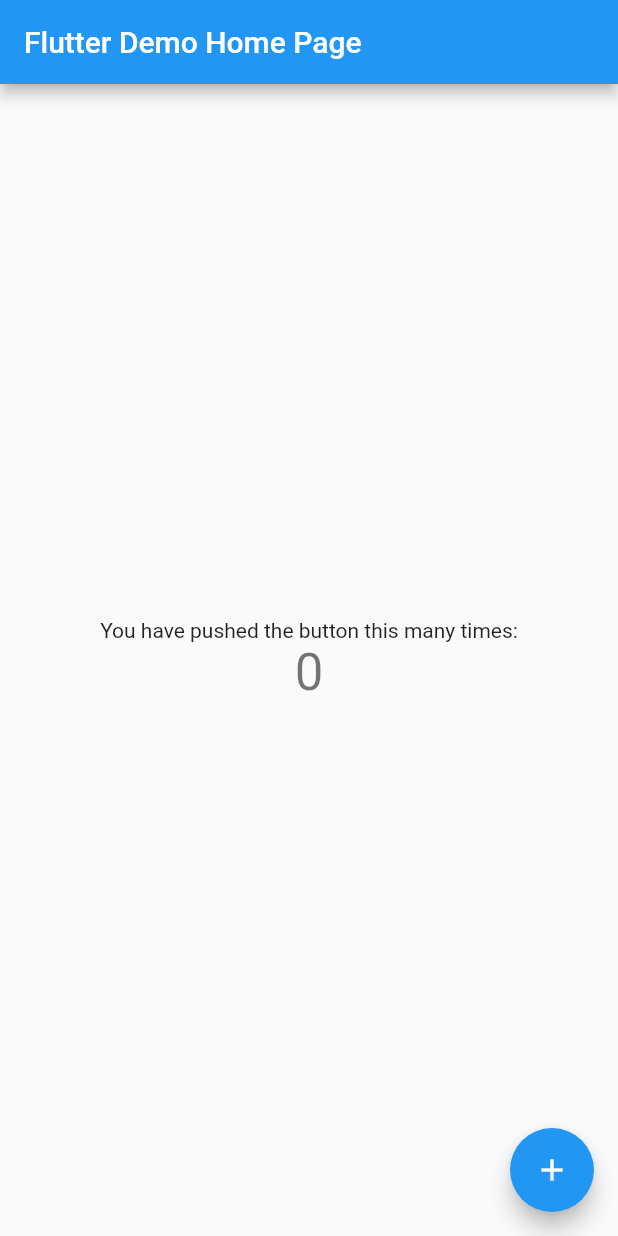
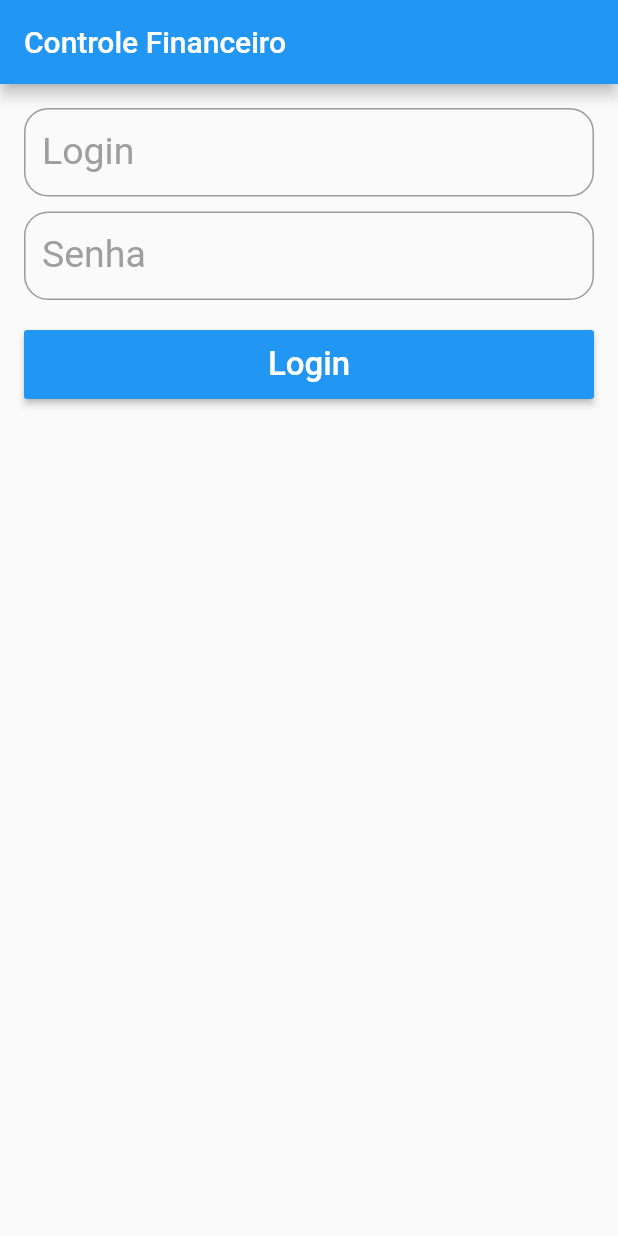
Before and after one commit to geanlima/controle, a Flutter app: the screen it shows after launch, on a phone screen of 412 x 824 dp. Run offline on Flutter 3.47's test engine with Material 2 defaults, Android fonts, the phone set to English and light mode, and no system bars.

Commit message:
Tela de Login e Criacao de Widgets para button e Text 15/12/2020 01:44

```diff
--- a/lib/main.dart
+++ b/lib/main.dart
@@ -1,3 +1,4 @@
+import 'package:controle/pages/login_page.dart';
 import 'package:flutter/material.dart';
 
 void main() {
@@ -5,113 +6,15 @@ void main() {
 }
 
 class MyApp extends StatelessWidget {
-  // This widget is the root of your application.
   @override
   Widget build(BuildContext context) {
     return MaterialApp(
-      title: 'Flutter Demo',
+      debugShowCheckedModeBanner: false,
       theme: ThemeData(
-        // This is the theme of your application.
-        //
-        // Try running your application with "flutter run". You'll see the
-        // application has a blue toolbar. Then, without quitting the app, try
-        // changing the primarySwatch below to Colors.green and then invoke
-        // "hot reload" (press "r" in the console where you ran "flutter run",
-        // or simply save your changes to "hot reload" in a Flutter IDE).
-        // Notice that the counter didn't reset back to zero; the application
-        // is not restarted.
         primarySwatch: Colors.blue,
-        // This makes the visual density adapt to the platform that you run
-        // the app on. For desktop platforms, the controls will be smaller and
-        // closer together (more dense) than on mobile platforms.
         visualDensity: VisualDensity.adaptivePlatformDensity,
       ),
-      home: MyHomePage(title: 'Flutter Demo Home Page'),
+      home: LoginPage(),
     );
   }
 }
-
-class MyHomePage extends StatefulWidget {
-  MyHomePage({Key key, this.title}) : super(key: key);
-
-  // This widget is the home page of your application. It is stateful, meaning
-  // that it has a State object (defined below) that contains fields that affect
-  // how it looks.
-
-  // This class is the configuration for the state. It holds the values (in this
-  // case the title) provided by the parent (in this case the App widget) and
-  // used by the build method of the State. Fields in a Widget subclass are
-  // always marked "final".
-
-  final String title;
-
-  @override
-  _MyHomePageState createState() => _MyHomePageState();
-}
-
-class _MyHomePageState extends State<MyHomePage> {
-  int _counter = 0;
-
-  void _incrementCounter() {
-    setState(() {
-      // This call to setState tells the Flutter framework that something has
-      // changed in this State, which causes it to rerun the build method below
-      // so that the display can reflect the updated values. If we changed
-      // _counter without calling setState(), then the build method would not be
-      // called again, and so nothing would appear to happen.
-      _counter++;
-    });
-  }
-
-  @override
-  Widget build(BuildContext context) {
-    // This method is rerun every time setState is called, for instance as done
-    // by the _incrementCounter method above.
-    //
-    // The Flutter framework has been optimized to make rerunning build methods
-    // fast, so that you can just rebuild anything that needs updating rather
-    // than having to individually change instances of widgets.
-    return Scaffold(
-      appBar: AppBar(
-        // Here we take the value from the MyHomePage object that was created by
-        // the App.build method, and use it to set our appbar title.
-        title: Text(widget.title),
-      ),
-      body: Center(
-        // Center is a layout widget. It takes a single child and positions it
-        // in the middle of the parent.
-        child: Column(
-          // Column is also a layout widget. It takes a list of children and
-          // arranges them vertically. By default, it sizes itself to fit its
-          // children horizontally, and tries to be as tall as its parent.
-          //
-          // Invoke "debug painting" (press "p" in the console, choose the
-          // "Toggle Debug Paint" action from the Flutter Inspector in Android
-          // Studio, or the "Toggle Debug Paint" command in Visual Studio Code)
-          // to see the wireframe for each widget.
-          //
-          // Column has various properties to control how it sizes itself and
-          // how it positions its children. Here we use mainAxisAlignment to
-          // center the children vertically; the main axis here is the vertical
-          // axis because Columns are vertical (the cross axis would be
-          // horizontal).
-          mainAxisAlignment: MainAxisAlignment.center,
-          children: <Widget>[
-            Text(
-              'You have pushed the button this many times:',
-            ),
-            Text(
-              '$_counter',
-              style: Theme.of(context).textTheme.headline4,
-            ),
-          ],
-        ),
-      ),
-      floatingActionButton: FloatingActionButton(
-        onPressed: _incrementCounter,
-        tooltip: 'Increment',
-        child: Icon(Icons.add),
-      ), // This trailing comma makes auto-formatting nicer for build methods.
-    );
-  }
-}
--- /dev/null
+++ b/lib/pages/login_page.dart
@@ -0,0 +1,96 @@
+import 'package:controle/widgets/app_button.dart';
+import 'package:controle/widgets/app_text.dart';
+import 'package:flutter/cupertino.dart';
+import 'package:flutter/material.dart';
+
+class LoginPage extends StatefulWidget {
+  @override
+  _LoginPageState createState() => _LoginPageState();
+}
+
+class _LoginPageState extends State<LoginPage> {
+  final _formkey = GlobalKey<FormState>();
+
+  final _tLogin = TextEditingController();
+
+  final _tSenha = TextEditingController();
+
+  final _focusSenha = FocusNode();
+
+  @override
+  void initState() {
+    super.initState();
+  }
+
+  @override
+  Widget build(BuildContext context) {
+    return Scaffold(
+      appBar: AppBar(
+        title: Text("Controle Financeiro"),
+      ),
+      body: Form(
+        key: _formkey,
+        child: Container(
+          padding: EdgeInsets.all(16),
+          child: ListView(
+            children: [
+              AppText(
+                "Login",
+                "Digite o Login",
+                controller: _tLogin,
+                validator: _validateLogin,
+                textInputAction: TextInputAction.next,
+              ),
+              SizedBox(height: 10),
+              AppText(
+                "Senha",
+                "Digite a Senha",
+                password: true,
+                controller: _tSenha,
+                validator: _validateSenha,
+                keyboardType: TextInputType.number
+              ),
+              SizedBox(height: 20),
+              AppButton("Login", onPressed: _onClickLogin),
+            ],
+          ),
+        ),
+      ),
+    );
+  }
+
+  void _onClickLogin() {
+    bool formOk = _formkey.currentState.validate();
+
+    if (!formOk) {
+      return;
+    }
+
+    String login = _tLogin.text;
+    String senha = _tSenha.text;
+
+    print("Login $login Senha $senha");
+  }
+
+  String _validateLogin(String value) {
+    if (value.isEmpty) {
+      return "Digite o Login";
+    }
+    return null;
+  }
+
+  String _validateSenha(String value) {
+    if (value.isEmpty) {
+      return "Digite a Senha";
+    }
+    if (value.length < 3) {
+      return "A senha deve ter pelo menos 3 numeros";
+    }
+    return null;
+  }
+
+  @override
+  void dispose() {
+    super.dispose();
+  }
+}
--- /dev/null
+++ b/lib/widgets/app_button.dart
@@ -0,0 +1,24 @@
+
+import 'package:flutter/material.dart';
+
+class AppButton extends StatelessWidget {
+  String texto;
+  Function onPressed;
+
+  AppButton(this.texto, {this.onPressed});
+
+  @override
+  Widget build(BuildContext context) {
+    return Container(
+      height: 46,
+      child: RaisedButton(
+        color: Colors.blue,
+        child: Text(
+          texto,
+          style: TextStyle(color: Colors.white, fontSize: 22),
+        ),
+        onPressed: onPressed,
+      ),
+    );
+  }
+}
--- /dev/null
+++ b/lib/widgets/app_text.dart
@@ -0,0 +1,44 @@
+import 'package:flutter/material.dart';
+
+class AppText extends StatelessWidget {
+
+  AppText(
+    this.label,
+    this.hint, {
+    this.password = false,
+    this.controller,
+    this.validator,
+    this.keyboardType,
+    this.textInputAction,
+  });
+
+  String label;
+  String hint;
+  bool password;
+  TextEditingController controller;
+  FormFieldValidator<String> validator;
+  TextInputType keyboardType;
+  TextInputAction textInputAction;
+
+  @override
+  Widget build(BuildContext context) {
+    return TextFormField(
+      controller: controller,
+      obscureText: password,
+      validator: validator,
+      keyboardType: keyboardType,
+      textInputAction: textInputAction,
+      style: TextStyle(
+        fontSize: 16,
+      ),
+      decoration: InputDecoration(
+        border: OutlineInputBorder(
+          borderRadius: BorderRadius.circular(16)
+        ),
+        labelText: label,
+        labelStyle: TextStyle(fontSize: 25, color: Colors.grey),
+        hintText: hint,
+      ),
+    );
+  }
+}
```
